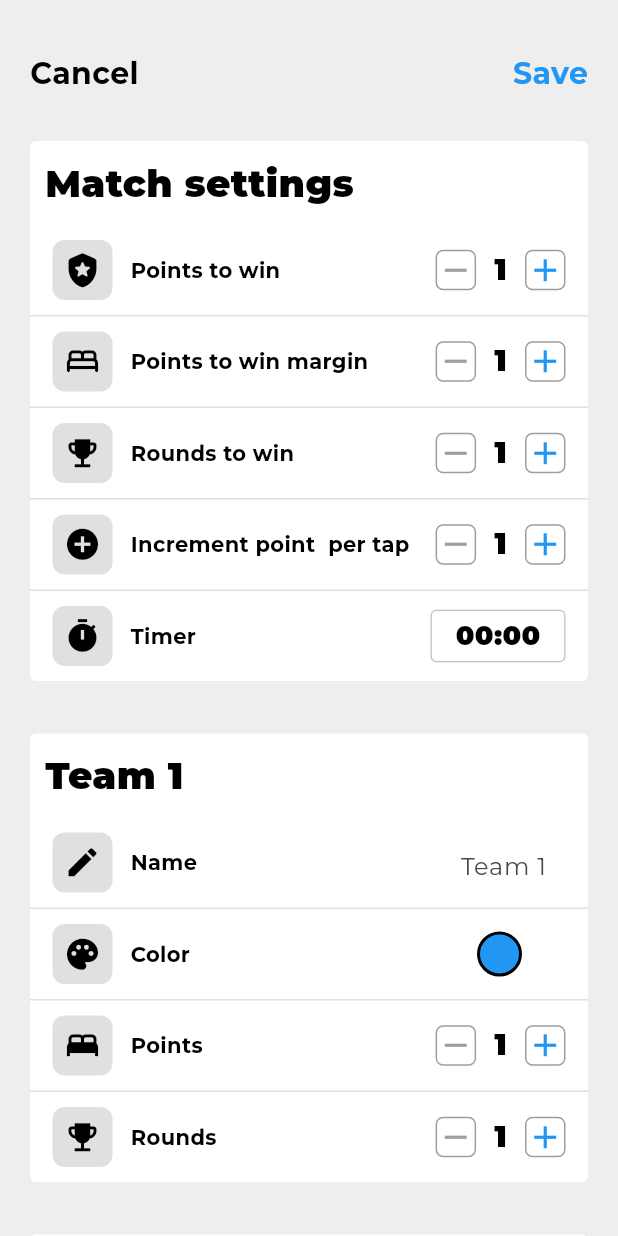
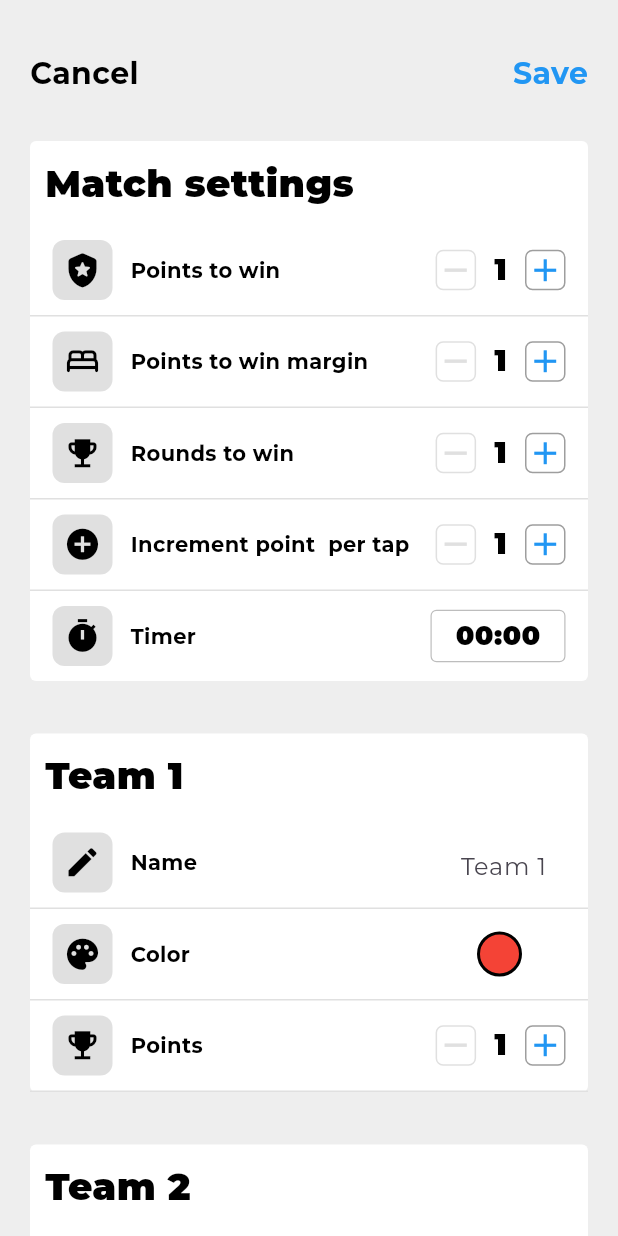
Before and after one commit to Vlad200815/ScoreCounter, a Flutter app: the SettingsScreen screen opened directly, on a phone screen of 412 x 824 dp. Run offline on Flutter 3.47's test engine with Material 3 defaults, Android fonts, the phone set to English and light mode, and no system bars; our stand-ins replace bloc, confetti, flutter_bloc, flutter_colorpicker, google_fonts, share_plus; statements that could not run were skipped.

Commit message:
finished all settings buttons logic without saving

```diff
--- a/lib/features/settings/view/settings_screen.dart
+++ b/lib/features/settings/view/settings_screen.dart
@@ -3,6 +3,7 @@ import 'package:flutter_bloc/flutter_bloc.dart';
 import 'package:score_counter/features/blocs/cubit/update_bool_cubit.dart';
 import 'package:score_counter/features/settings/widgets/my_bottom_sheet_bar_appearance.dart';
 import 'package:score_counter/features/settings/widgets/my_timer_bottom_bar.dart';
+import 'package:share_plus/share_plus.dart';
 import '../../home/home.dart';
 import '../widgets/widgets.dart';
 
@@ -15,6 +16,9 @@ class SettingsScreen extends StatefulWidget {
 
 class _SettingsScreenState extends State<SettingsScreen> {
   String selectedTime = "00:00";
+
+  TextEditingController firstNameController = TextEditingController();
+  TextEditingController secondNameController = TextEditingController();
 
   void showTimerBottomSheet() async {
     final result = await showModalBottomSheet(
@@ -243,6 +247,7 @@ class _SettingsScreenState extends State<SettingsScreen> {
                         width: 70,
                         height: 60,
                         child: TextField(
+                          controller: firstNameController,
                           decoration: InputDecoration(
                             border: InputBorder.none,
                             enabledBorder: InputBorder.none,
@@ -263,7 +268,9 @@ class _SettingsScreenState extends State<SettingsScreen> {
                         size: 25,
                         color: Colors.black,
                       ),
-                      widget: ColorPickerWidget(),
+                      widget: ColorPickerWidget(
+                        startColor: Colors.red,
+                      ),
                     ),
                     Divider(
                       color: Colors.grey[300],
@@ -272,7 +279,7 @@ class _SettingsScreenState extends State<SettingsScreen> {
                     Field(
                       text: "Points",
                       icon: Icon(
-                        Icons.bed,
+                        Icons.emoji_events,
                         size: 25,
                         color: Colors.black,
                       ),
@@ -282,15 +289,15 @@ class _SettingsScreenState extends State<SettingsScreen> {
                       color: Colors.grey[300],
                       height: 1,
                     ),
-                    Field(
-                      text: "Rounds",
-                      icon: Icon(
-                        Icons.emoji_events,
-                        size: 25,
-                        color: Colors.black,
-                      ),
-                      widget: Counter(),
-                    ),
+                    // Field(
+                    //   text: "Rounds",
+                    //   icon: Icon(
+                    //     Icons.emoji_events,
+                    //     size: 25,
+                    //     color: Colors.black,
+                    //   ),
+                    //   widget: Counter(),
+                    // ),
                   ],
                 ),
               ),
@@ -330,6 +337,7 @@ class _SettingsScreenState extends State<SettingsScreen> {
                         width: 70,
                         height: 60,
                         child: TextField(
+                          controller: secondNameController,
                           decoration: InputDecoration(
                             border: InputBorder.none,
                             enabledBorder: InputBorder.none,
@@ -350,7 +358,9 @@ class _SettingsScreenState extends State<SettingsScreen> {
                         size: 25,
                         color: Colors.black,
                       ),
-                      widget: ColorPickerWidget(),
+                      widget: ColorPickerWidget(
+                        startColor: Colors.blue,
+                      ),
                     ),
                     Divider(
                       color: Colors.grey[300],
@@ -359,7 +369,7 @@ class _SettingsScreenState extends State<SettingsScreen> {
                     Field(
                       text: "Points",
                       icon: Icon(
-                        Icons.bed,
+                        Icons.emoji_events,
                         size: 25,
                         color: Colors.black,
                       ),
@@ -369,15 +379,15 @@ class _SettingsScreenState extends State<SettingsScreen> {
                       color: Colors.grey[300],
                       height: 1,
                     ),
-                    Field(
-                      text: "Rounds",
-                      icon: Icon(
-                        Icons.emoji_events,
-                        size: 25,
-                        color: Colors.black,
-                      ),
-                      widget: Counter(),
-                    ),
+                    // Field(
+                    //   text: "Rounds",
+                    //   icon: Icon(
+                    //     Icons.emoji_events,
+                    //     size: 25,
+                    //     color: Colors.black,
+                    //   ),
+                    //   widget: Counter(),
+                    // ),
                   ],
                 ),
               ),
@@ -476,6 +486,11 @@ class _SettingsScreenState extends State<SettingsScreen> {
                       height: 1,
                     ),
                     Field(
+                      onTap: () {
+                        const String appLink =
+                            "https://web.telegram.org/k/#@flutternood";
+                        Share.share("Check out this amazing app: $appLink");
+                      },
                       text: "Share app",
                       icon: Icon(
                         Icons.share,
--- a/lib/features/settings/widgets/color_picker.dart
+++ b/lib/features/settings/widgets/color_picker.dart
@@ -1,25 +1,31 @@
+import 'dart:developer';
+
 import 'package:flutter/material.dart';
 import 'package:flutter_colorpicker/flutter_colorpicker.dart';
 
 class ColorPickerWidget extends StatefulWidget {
-  const ColorPickerWidget({super.key});
+  const ColorPickerWidget({
+    super.key,
+    required this.startColor,
+  });
+
+  final Color startColor;
 
   @override
   State<ColorPickerWidget> createState() => _ColorPickerWidgetState();
 }
 
 class _ColorPickerWidgetState extends State<ColorPickerWidget> {
+  late Color _currentColor;
+
+  @override
+  void initState() {
+    super.initState();
+    _currentColor = widget.startColor;
+  }
+
   @override
   Widget build(BuildContext context) {
-    Color _currentColor = Colors.blue; // Default color
-
-    // Function to change color
-    void _changeColor(Color color) {
-      setState(() {
-        _currentColor = color;
-      });
-    }
-
     return MaterialButton(
       onPressed: () {
         showDialog(
@@ -30,7 +36,13 @@ class _ColorPickerWidgetState extends State<ColorPickerWidget> {
               content: SingleChildScrollView(
                 child: ColorPicker(
                   pickerColor: _currentColor,
-                  onColorChanged: _changeColor,
+                  onColorChanged: (value) {
+                    setState(() {
+                      _currentColor = value;
+                      log("the color is changed");
+                      log(_currentColor.toString());
+                    });
+                  },
                   pickerAreaHeightPercent: 0.8,
                 ),
               ),
--- a/lib/features/settings/widgets/counter.dart
+++ b/lib/features/settings/widgets/counter.dart
@@ -1,8 +1,14 @@
 import 'package:flutter/material.dart';
 
-class Counter extends StatelessWidget {
+class Counter extends StatefulWidget {
   const Counter({super.key});
 
+  @override
+  State<Counter> createState() => _CounterState();
+}
+
+class _CounterState extends State<Counter> {
+  int counter = 1;
   @override
   Widget build(BuildContext context) {
     return SizedBox(
@@ -11,25 +17,31 @@ class Counter extends StatelessWidget {
         children: [
           InkWell(
             onTap: () {
-              //TODO: decreace the counter by 1
+              if (counter < 2) {
+                return;
+              } else {
+                setState(() {
+                  counter--;
+                });
+              }
             },
             child: Container(
               decoration: BoxDecoration(
                 borderRadius: BorderRadius.circular(5),
                 border: Border.all(
-                  color: Colors.grey,
+                  color: counter == 1 ? Colors.grey.shade300 : Colors.grey,
                 ),
               ),
               child: Icon(
                 Icons.remove,
-                color: Colors.grey,
+                color: counter == 1 ? Colors.grey[300] : Colors.grey,
                 size: 25,
               ),
             ),
           ),
           const SizedBox(width: 12),
           Text(
-            "1",
+            counter.toString(),
             style: TextStyle(
               color: Colors.black,
               fontSize: 20,
@@ -39,7 +51,9 @@ class Counter extends StatelessWidget {
           const SizedBox(width: 12),
           InkWell(
             onTap: () {
-              //TODO: increace the counter
+              setState(() {
+                counter++;
+              });
             },
             child: Container(
               decoration: BoxDecoration(
--- a/pubspec.yaml
+++ b/pubspec.yaml
@@ -42,6 +42,9 @@ dependencies:
   flutter_bloc: ^8.1.6
   bloc: ^8.1.4
   equatable: ^2.0.7
+
+  share_plus: ^10.1.3
+  confetti: ^0.8.0
 
 
 dev_dependencies:
```
Also changed, not shown: lib/features/home/view/home_screen.dart (+38 -4 lines), lib/main.dart (+6 -4 lines), pubspec.lock, 5 other files.
